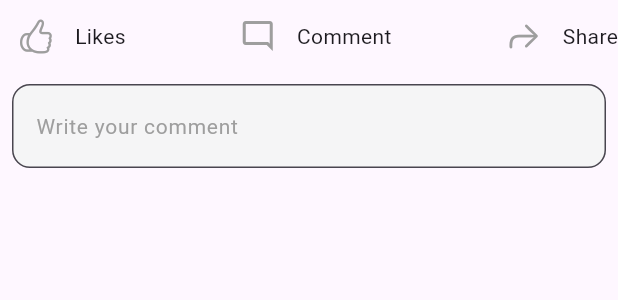
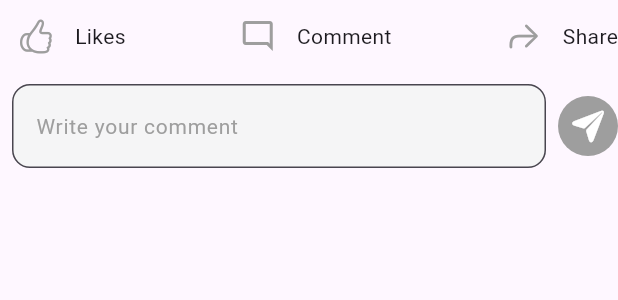
Before and after one commit to quant-1729/assignment, a Flutter app: the CustomCardBottom widget shown alone on an empty page, opened directly with empty values, after a tap on the "mode comment" icon, on a phone screen of 412 x 824 dp. Shown: the top 300 px of the screen. Run offline on Flutter 3.47's test engine with Material 3 defaults, Android fonts, the phone set to English and light mode, and no system bars; our stand-ins replace connectivity_plus, sqflite; accounts and stored records are empty; network calls fail.

Commit message:
commment working

```diff
--- a/lib/Views/custom-card_bottom.dart
+++ b/lib/Views/custom-card_bottom.dart
@@ -33,9 +33,13 @@ class _CustomCardBottomState extends State<CustomCardBottom> {
             })
           ],
         ),
-        if (showcommentfield) Row(
+        if (showcommentfield)
+          Row(
           children: [
-            TextInput("Write your comment", textEditingController)
+            Expanded(child: TextInput("Write your comment", textEditingController)),
+            SendIcon(20, (){
+              //implement the send logic
+            })
           ],
         )
 
@@ -83,8 +87,7 @@ class _CustomCardBottomState extends State<CustomCardBottom> {
   }
 
   Widget TextInput(String hint, TextEditingController messageController) {
-    return Expanded(
-      child: Container(
+    return Container(
       padding: EdgeInsets.all(8.0), // Optional padding
       child: TextField(
         controller: messageController,
@@ -102,9 +105,27 @@ class _CustomCardBottomState extends State<CustomCardBottom> {
           ),
         ),
       ),
+    );
+  }
+  Widget SendIcon(double radius, VoidCallback onTap) {
+    return GestureDetector(
+      onTap: onTap,
+      child: CircleAvatar(
+        backgroundColor: Colors.grey,
+        radius: radius,
+        child: Center(
+          child: Icon(
+            CupertinoIcons.paperplane_fill,
+            color: Colors.white,
+            size: radius * 1.2,
+          ),
+        ),
       ),
     );
   }
+
+
+
 
 }
 
```
Lines whose indentation alone changed are shown as unchanged.
